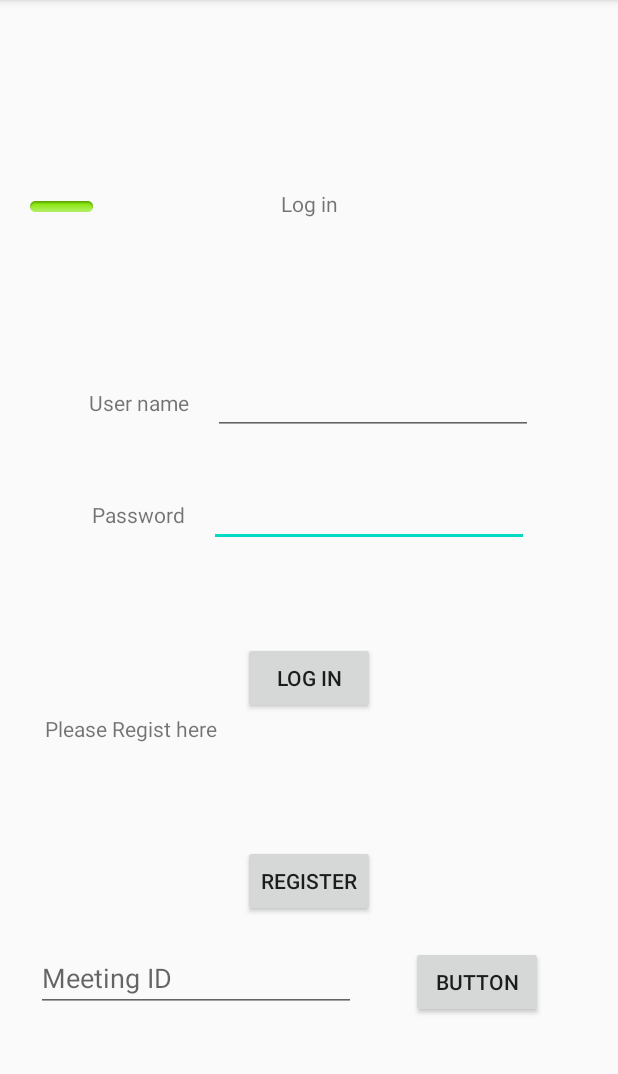
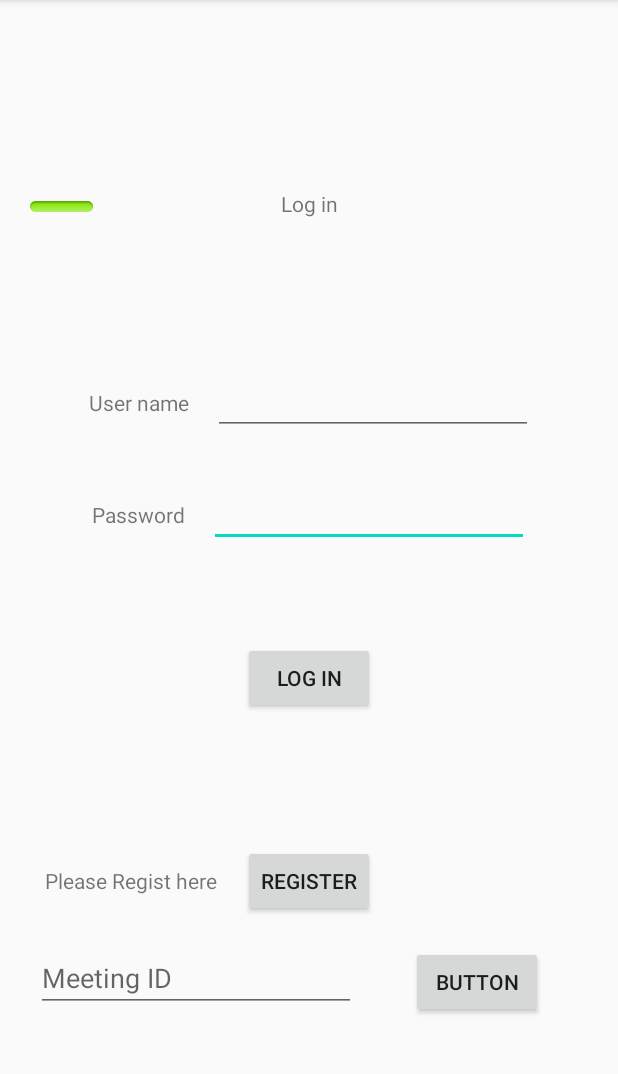
Before and after one commit to Ackermanm/App-Meeting, an Android app: the screen it shows after launch (RegisterActivity), on a phone screen of 412 x 824 dp, the part 84-1158 px from its top. Run offline under Robolectric (Android 15) with nearby library versions, the phone set to English and light mode, and no system bars; our stand-ins replace Firebase (no records; nobody signed in at launch, a user with empty details on screens opened directly).

Commit message:
set baseline of register page

```diff
--- a/app/src/main/res/layout/activity_register.xml
+++ b/app/src/main/res/layout/activity_register.xml
@@ -110,13 +110,10 @@
         android:layout_width="wrap_content"
         android:layout_height="wrap_content"
         android:layout_marginStart="30dp"
-        android:layout_marginTop="9dp"
-        android:layout_marginBottom="158dp"
         android:text="Please Regist here"
-        app:layout_constraintBottom_toBottomOf="parent"
+        app:layout_constraintBaseline_toBaselineOf="@+id/ButtonRegister"
         app:layout_constraintEnd_toStartOf="@+id/rgbt"
-        app:layout_constraintStart_toStartOf="parent"
-        app:layout_constraintTop_toBottomOf="@+id/textView3" />
+        app:layout_constraintStart_toStartOf="parent" />
 
     <EditText
         android:id="@+id/editMeetingID"
```
